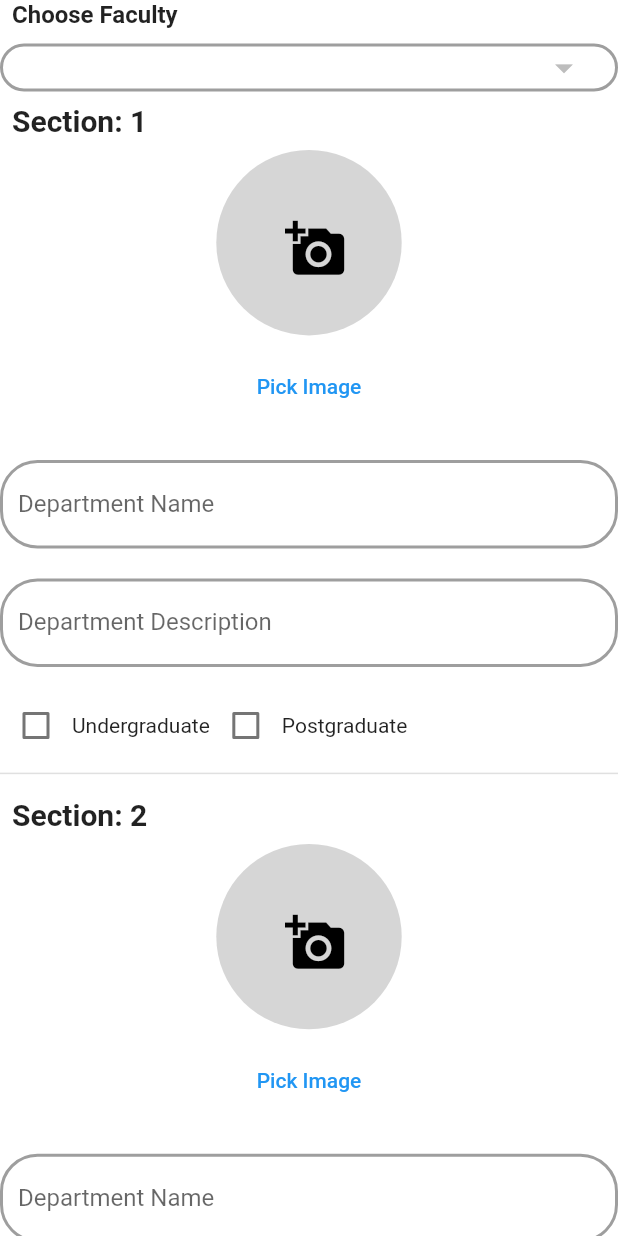
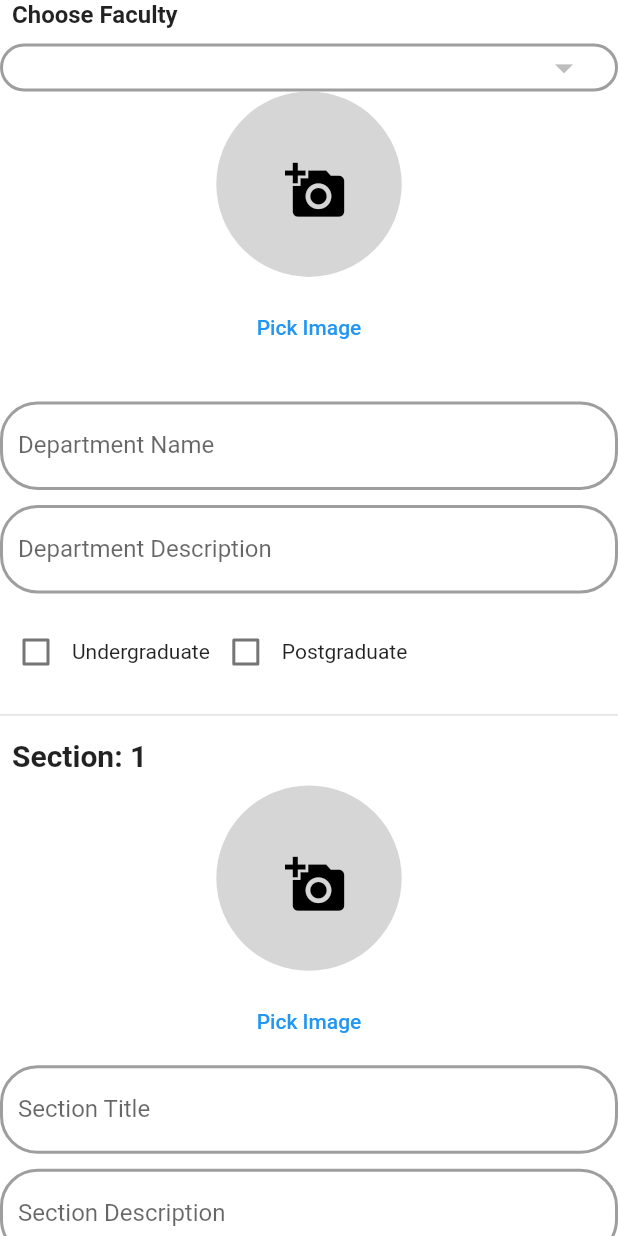
Before and after one commit to Hazem010h/admin_alex_uni, a Flutter app: the AddDepartmentScreen widget shown alone on an empty page, opened directly, after a tap on "ADD SECTION", on a phone screen of 412 x 824 dp. Run offline on Flutter 3.47's test engine with Material 2 defaults, Android fonts, the phone set to English and light mode, and no system bars; our stand-ins replace another_flushbar, bloc, cloud_firestore, conditional_builder_null_safety, firebase_auth, firebase_core and 7 more; accounts and stored records are empty.

Commit message:
adding departments modification done

```diff
--- a/lib/screens/add_department_screen.dart
+++ b/lib/screens/add_department_screen.dart
@@ -21,23 +21,21 @@ class _AddDepartmentScreenState extends State<AddDepartmentScreen> {
   TextEditingController departmentController = TextEditingController();
   bool isUploading = false;
   bool error = false;
-  int sectionNumber = 1;
+  int sectionNumber = 0;
   final picker = ImagePicker();
   List<File?> images = [];
+  File? mainImage;
   List<String?> titles = [];
+  String? mainTitle;
+  String? mainDescription;
   List<String?> descriptions = [];
+  TextEditingController departmentNameController = TextEditingController();
+  TextEditingController departmentdescriptionsController = TextEditingController();
 
   // Variables for radio buttons
-  List<bool?> isUnderGraduateList = [];
-  List<bool?> isPostGraduateList = [];
+bool? isUnderGraduateList =false;
+  bool? isPostGraduateList =false;
 
-  @override
-  void initState() {
-    super.initState();
-    // Initialize the lists with default values
-    isUnderGraduateList.add(false);
-
-  }
 
   @override
   Widget build(BuildContext context) {
@@ -61,8 +59,8 @@ class _AddDepartmentScreenState extends State<AddDepartmentScreen> {
             AppCubit.get(context).image;
             nameController;
             departmentController;
-            isUnderGraduateList = [];
-            isUnderGraduateList = [];
+            isUnderGraduateList = false;
+            isUnderGraduateList = false;
             error = false;
           });
         }
@@ -124,6 +122,98 @@ class _AddDepartmentScreenState extends State<AddDepartmentScreen> {
                   },
                 ),
               ),
+              Center(
+                child: CircleAvatar(
+                  radius: MediaQuery.of(context).size.width * 0.15,
+                  backgroundColor: mainImage == null
+                      ? Colors.grey[350]
+                      : Theme.of(context).scaffoldBackgroundColor,
+                  child:mainImage == null
+                      ? IconButton(
+                    onPressed: () {},
+                    icon: Icon(
+                      Icons.add_a_photo,
+                      color: Colors.black,
+                      size: MediaQuery.of(context).size.width * 0.1,
+                    ),
+                  )
+                      : Image.file(mainImage!),
+                ),
+              ),
+              const SizedBox(
+                height: 10,
+              ),
+              Center(
+                child: TextButton(
+                  onPressed: () async {
+                    mainImage = await pickImage();
+                    setState(() {
+                      mainImage;
+                    });
+                  },
+                  child: const Text('Pick Image'),
+                ),
+              ),
+              const SizedBox(
+                height: 10,
+              ),
+              const SizedBox(
+                height: 10,
+              ),
+              reusableTextFormField(
+                label: 'Department Name',
+                onChanged: (value) {
+                  mainTitle = value;
+                  return null;
+                },
+                controller: departmentNameController,
+                keyboardType: TextInputType.text,
+                onTap: () {},
+              ),
+              reusableTextFormField(
+                label: 'Department Description',
+                onChanged: (value) {
+                  mainDescription = value;
+                  return null;
+                },
+                controller: departmentdescriptionsController,
+                keyboardType: TextInputType.text,
+                onTap: () {},
+              ),
+              const SizedBox(
+                height: 10,
+              ),
+
+              Row(
+                children: [
+                  Checkbox(
+                    value: isUnderGraduateList ?? false,
+                    onChanged: (value) {
+                      setState(() {
+                        isUnderGraduateList = value;
+
+                      });
+                    },
+                  ),
+                  Text('Undergraduate'),
+                  Checkbox(
+                    value: isPostGraduateList?? false,
+                    onChanged: (value) {
+                      setState(() {
+                        isPostGraduateList = value;
+                      });
+                    },
+                  ),
+                  Text('Postgraduate'),
+                ],
+              ),
+              const SizedBox(
+                height: 10,
+              ),
+              Divider(
+                thickness: 1.0,
+              ),
+
               ListView.separated(
                 shrinkWrap: true,
                 physics: const NeverScrollableScrollPhysics(),
@@ -146,17 +236,16 @@ class _AddDepartmentScreenState extends State<AddDepartmentScreen> {
                     sectionNumber++;
                     // Add new items to the lists when adding a new section
                     images.add(null);
-                    titles.add(null);
-                    descriptions.add(null);
-                    isUnderGraduateList.add(false);
-                    isPostGraduateList.add(false);
+                    titles.add('');
+                    descriptions.add('');
+
                   });
                 },
               ),
               const SizedBox(
                 height: 10,
               ),
-              if (sectionNumber > 1)
+              if (sectionNumber > 0)
                 reusableElevatedButton(
                   label: 'delete section',
                   backColor: Colors.red,
@@ -167,8 +256,7 @@ class _AddDepartmentScreenState extends State<AddDepartmentScreen> {
                       images.removeLast();
                       titles.removeLast();
                       descriptions.removeLast();
-                      isUnderGraduateList.removeLast();
-                      isPostGraduateList.removeLast();
+
                     });
                   },
                 ),
@@ -205,8 +293,7 @@ class _AddDepartmentScreenState extends State<AddDepartmentScreen> {
       images.add(null);
       descriptions.add(null);
       titles.add(null);
-      isUnderGraduateList.add(false);
-      isPostGraduateList.add(false);
+
     }
 
     departmentDescriptionController.text = descriptions[index] ?? '';
@@ -231,7 +318,7 @@ class _AddDepartmentScreenState extends State<AddDepartmentScreen> {
             backgroundColor: images[index] == null
                 ? Colors.grey[350]
                 : Theme.of(context).scaffoldBackgroundColor,
-            child: images[index] == null
+            child:images[index] == null
                 ? IconButton(
               onPressed: () {},
               icon: Icon(
@@ -251,20 +338,14 @@ class _AddDepartmentScreenState extends State<AddDepartmentScreen> {
             onPressed: () async {
               images[index] = await pickImage();
               setState(() {
-                images;
+                images[index];
               });
             },
             child: const Text('Pick Image'),
           ),
         ),
-        const SizedBox(
-          height: 10,
-        ),
-        const SizedBox(
-          height: 10,
-        ),
         reusableTextFormField(
-          label: 'Department Name',
+          label: 'Section Title',
           onChanged: (value) {
             titles[index] = value;
             return null;
@@ -273,11 +354,9 @@ class _AddDepartmentScreenState extends State<AddDepartmentScreen> {
           keyboardType: TextInputType.text,
           onTap: () {},
         ),
-        const SizedBox(
-          height: 10,
-        ),
+
         reusableTextFormField(
-          label: 'Department Description',
+          label: 'Section Description',
           onChanged: (value) {
             descriptions[index] = value;
             return null;
@@ -289,34 +368,7 @@ class _AddDepartmentScreenState extends State<AddDepartmentScreen> {
         const SizedBox(
           height: 10,
         ),
-        Row(
-          children: [
-            Checkbox(
-              value: isUnderGraduateList[index] ?? false,
-              onChanged: (value) {
-                setState(() {
-                  isUnderGraduateList[index] = value;
-                  if (value == true) {
-                    isPostGraduateList[index] = false;
-                  }
-                });
-              },
-            ),
-            Text('Undergraduate'),
-            Checkbox(
-              value: isPostGraduateList[index] ?? false,
-              onChanged: (value) {
-                setState(() {
-                  isPostGraduateList[index] = value;
-                  if (value == true) {
-                    isUnderGraduateList[index] = false;
-                  }
-                });
-              },
-            ),
-            Text('Postgraduate'),
-          ],
-        ),
+
       ],
     );
   }
@@ -355,14 +407,43 @@ class _AddDepartmentScreenState extends State<AddDepartmentScreen> {
 
       // Set the initial department data
       await departmentRef.set({
-        'name': titles,
-        'description': descriptions,
+
+        'name': mainTitle,
+        'description': mainDescription,
+        'isUndergraduate': isUnderGraduateList,
+        'isPostgraduate': isPostGraduateList,
+        'sectionImages': [],
+        'sectionTitles': [],
+        'sectionDescriptions': [],
+        'universityId': universityId,
       });
 
       // Create a batch to perform multiple writes atomically
       WriteBatch batch = firestore.batch();
 
-      // Upload and attach images to the department document (similar to your existing code)
+      if(mainImage!=null){
+
+        final storageRef = storage.ref().child(
+            'Departments/${departmentRef.id}/${DateTime.now().millisecondsSinceEpoch}');
+        final uploadTask = storageRef.putFile(mainImage!);
+        final snapshot = await uploadTask;
+        if (snapshot.state == firebase_storage.TaskState.success) {
+          final imageUrl = await storageRef.getDownloadURL();
+
+          // Update the department data with the image URL
+          batch.update(departmentRef, {
+            'mainImage': imageUrl,
+          });
+        } else {
+          print('Error uploading image: ');
+        }
+
+
+
+      }
+
+
+
       for (int i = 0; i < images.length; i++) {
         final imageFile = images[i];
         if (imageFile == null) {
@@ -378,11 +459,10 @@ class _AddDepartmentScreenState extends State<AddDepartmentScreen> {
 
           // Update the department data with the image URL
           batch.update(departmentRef, {
-            'images': FieldValue.arrayUnion([imageUrl]),
-            'name': FieldValue.arrayUnion([titles[i]]),
-            'description': FieldValue.arrayUnion([descriptions[i]]),
-            'isUndergraduate': FieldValue.arrayUnion([!isPostGraduateList[i]!]),
-            'isPostgraduate': FieldValue.arrayUnion([isPostGraduateList[i]]),
+            'sectionImages': FieldValue.arrayUnion([imageUrl]),
+            'sectionTitles': FieldValue.arrayUnion([titles[i]]),
+            'sectionDescriptions': FieldValue.arrayUnion([descriptions[i]]),
+
 
           });
         } else {
@@ -407,29 +487,3 @@ class _AddDepartmentScreenState extends State<AddDepartmentScreen> {
 
 
 }
-
-//listner
-// if (state is CreateAdminSuccessState) {
-// if (state is CreateDepartmentSuccessState) {
-//   AppCubit.get(context).image = null;
-//   nameController.clear();
-//   departmentController.clear();
-//   setState(() {
-//     AppCubit.get(context).image;
-//     nameController;
-//     departmentController;
-//   });
-// }
-// if (state is AppChangeNavBarState) {
-//   AppCubit.get(context).image = null;
-//   nameController.clear();
-//   departmentController.clear();
-//   setState(() {
-//     AppCubit.get(context).image;
-//     nameController;
-//     departmentController;
-//     underGraduateCheckbox = false;
-//     postGraduateCheckbox = false;
-//     error = false;
-//   });
-// }
```
Lines whose indentation alone changed are shown as unchanged.
